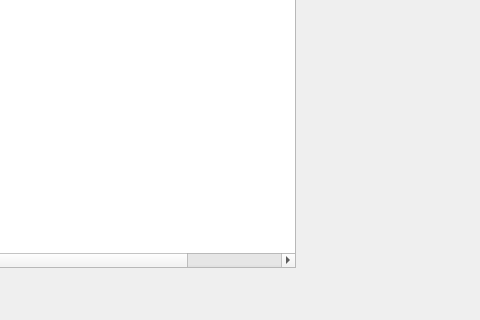
Qt form devices.ui (fedulovs/InventoryUI) before a commit; both pictures show x 315 to 795 and y 263 to 583 of the 795 by 583 pixel window.
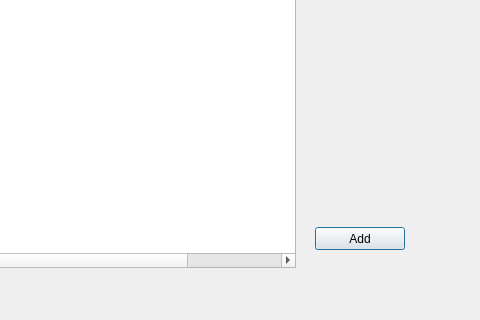
The same form after that commit.

Commit message: load data from backend

```diff
--- a/devices.ui
+++ b/devices.ui
@@ -73,6 +73,19 @@
     <string>Devices</string>
    </property>
   </widget>
+  <widget class="QPushButton" name="addDevice">
+   <property name="geometry">
+    <rect>
+     <x>630</x>
+     <y>490</y>
+     <width>90</width>
+     <height>23</height>
+    </rect>
+   </property>
+   <property name="text">
+    <string>Add</string>
+   </property>
+  </widget>
  </widget>
  <resources/>
  <connections/>
```
The commit also changes 1 other file.
